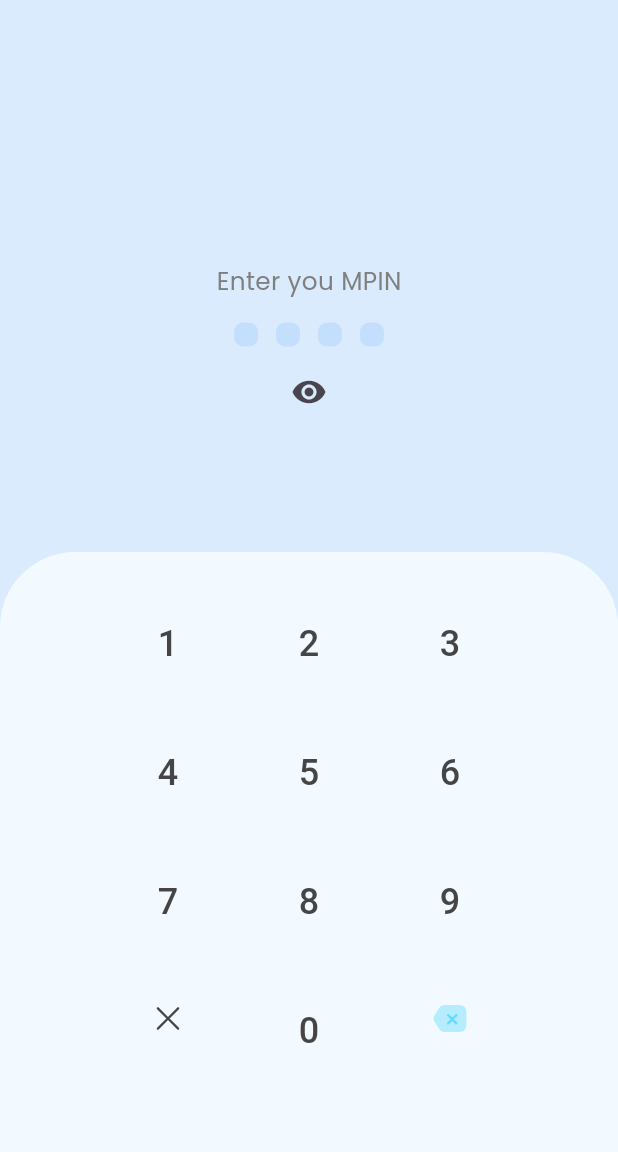
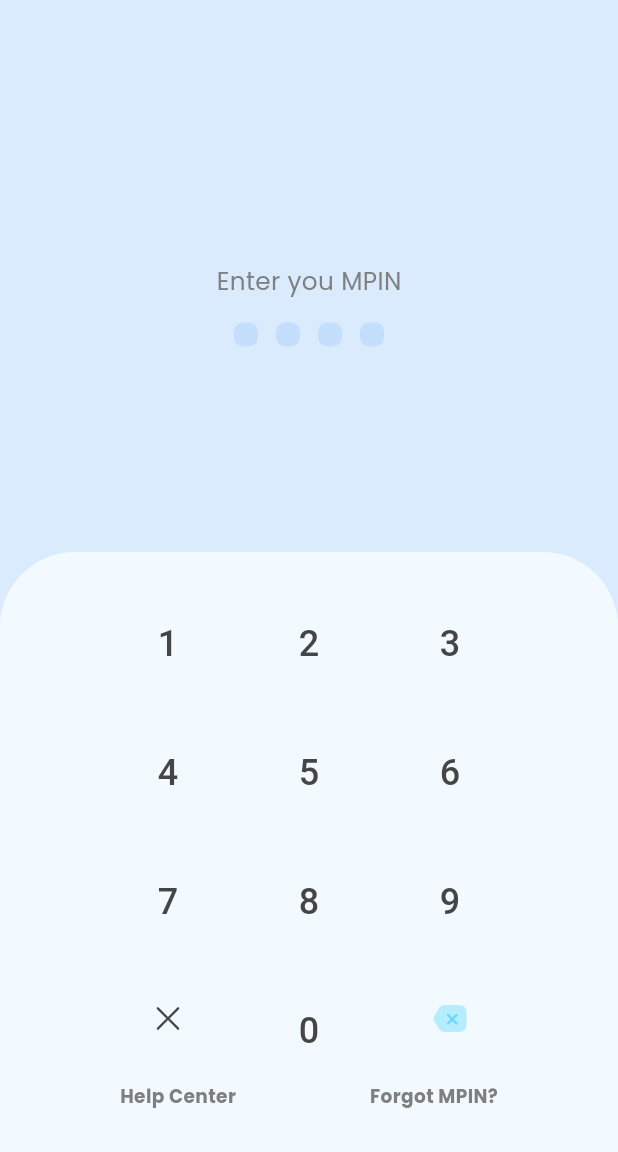
Before and after one commit to Bakemonos/BookingSystem, a Flutter app: the Signinmpinscreen screen opened directly, after a tap on "MPIN Login", on a phone screen of 412 x 824 dp, the part 84-1236 px from its top. Run offline on Flutter 3.47's test engine with Material 3 defaults, Android fonts, the phone set to English and light mode, and no system bars; our stand-ins replace flutter_svg; missing offline and left inert: flutter_verification_code.

Commit message:
Mpin change part 2 version 1.0

```diff
--- a/lib/pages/signinmpinscreen.dart
+++ b/lib/pages/signinmpinscreen.dart
@@ -115,15 +115,15 @@ class _SigninState extends State<Signinmpinscreen> {
                     ),
 
                     // VISIBILITY TOGGLE BUTTON
-                    IconButton(
-                        onPressed: () {
-                          setState(() {
-                            isPinVisible = !isPinVisible;
-                          });
-                        },
-                        icon: Icon(isPinVisible
-                            ? Icons.visibility_off
-                            : Icons.visibility)),
+                    // IconButton(
+                    //     onPressed: () {
+                    //       setState(() {
+                    //         isPinVisible = !isPinVisible;
+                    //       });
+                    //     },
+                    //     icon: Icon(isPinVisible
+                    //         ? Icons.visibility_off
+                    //         : Icons.visibility)),
 
                     const SizedBox(
                       width: 100,
@@ -222,6 +222,31 @@ class _SigninState extends State<Signinmpinscreen> {
                                     ),
                                   ],
                                 ),
+                                const SizedBox(
+                                  height: 10.0,
+                                ),
+                                Row(
+                                  mainAxisAlignment:
+                                      MainAxisAlignment.spaceBetween,
+                                  children: [
+                                    Text(
+                                      'Help Center',
+                                      style: TextStyle(
+                                          fontFamily: "Poppins",
+                                          fontSize: screenWidth * 0.03,
+                                          color: const Color(textSubtitle),
+                                          fontWeight: FontWeight.bold),
+                                    ),
+                                    Text(
+                                      'Forgot MPIN?',
+                                      style: TextStyle(
+                                          fontFamily: "Poppins",
+                                          fontSize: screenWidth * 0.03,
+                                          color: const Color(textSubtitle),
+                                          fontWeight: FontWeight.bold),
+                                    ),
+                                  ],
+                                ),
                               ],
                             )),
                       ),
```
